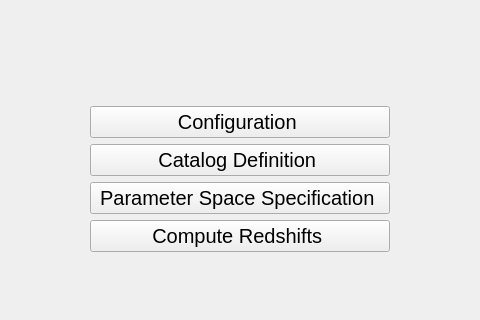
Qt form PhzQtUI/auxdir/PhzQtUI/MainWindow.ui (astrorama/Phosphoros) before a commit; both pictures show x 166 to 646 and y 226 to 546 of the 812 by 731 pixel window.
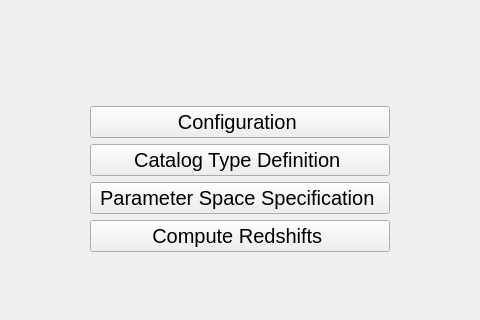
The same form after that commit. Custom widgets are drawn as their Qt base class.

```diff
--- a/PhzQtUI/auxdir/PhzQtUI/MainWindow.ui
+++ b/PhzQtUI/auxdir/PhzQtUI/MainWindow.ui
@@ -187,7 +187,7 @@
              <string>Define the Mapping between the catalog file(s) columns and the filters</string>
             </property>
             <property name="text">
-             <string>Catalog Definition </string>
+             <string>Catalog Type Definition </string>
             </property>
            </widget>
           </item>
```
Left out of the diff: 2 changed lines with no effect on the pictures.
